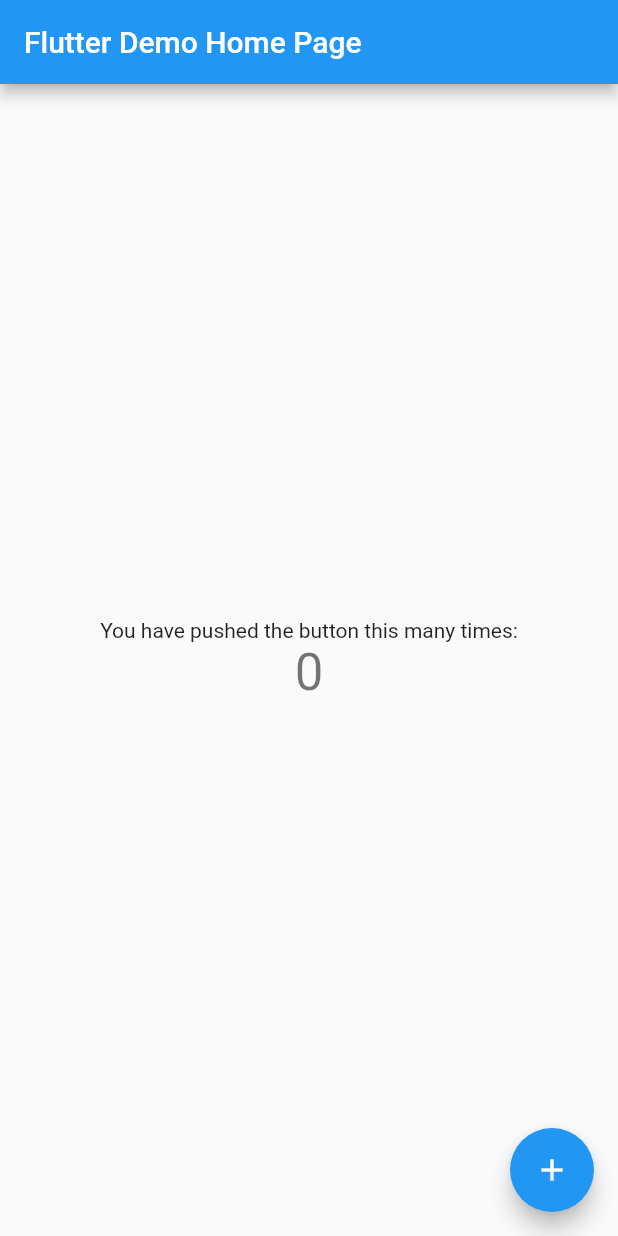
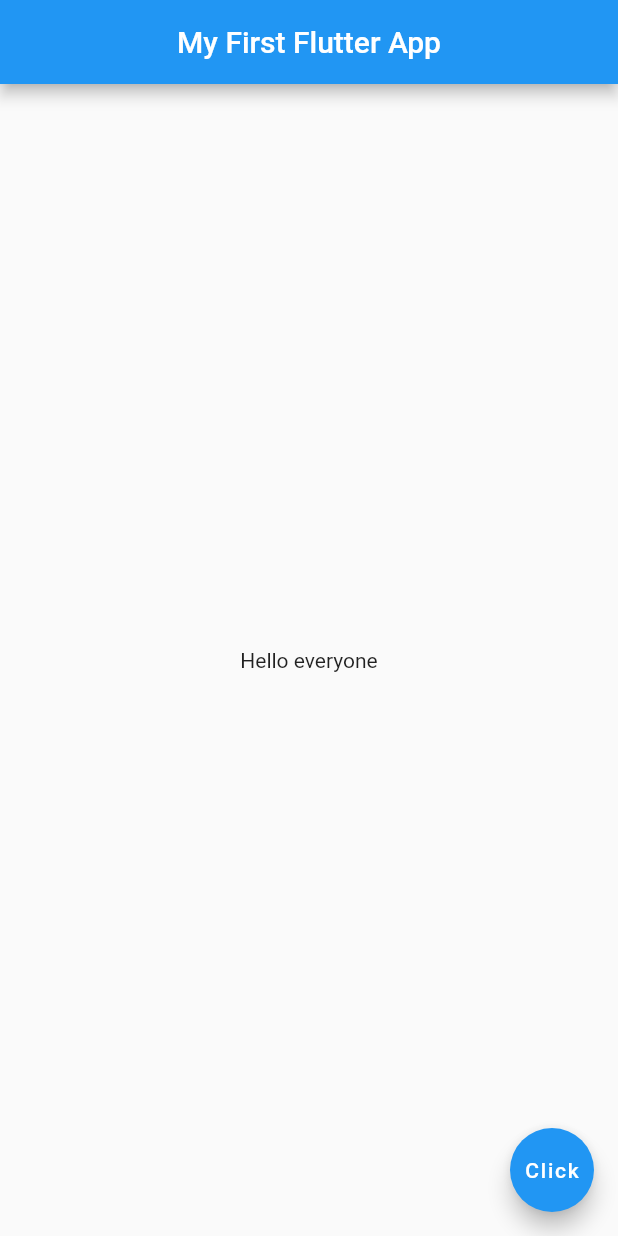
Before and after one commit to beslimir/MyFirstFlutterProject, a Flutter app: the screen it shows after launch, on a phone screen of 412 x 824 dp. Run offline on Flutter 3.47's test engine with Material 2 defaults, Android fonts, the phone set to English and light mode, and no system bars.

Commit message:
First code (AppBar, Body, FloatingActionButton)

```diff
--- a/lib/main.dart
+++ b/lib/main.dart
@@ -1,115 +1,17 @@
 import 'package:flutter/material.dart';
 
-void main() {
-  runApp(const MyApp());
-}
-
-class MyApp extends StatelessWidget {
-  const MyApp({super.key});
-
-  // This widget is the root of your application.
-  @override
-  Widget build(BuildContext context) {
-    return MaterialApp(
-      title: 'Flutter Demo',
-      theme: ThemeData(
-        // This is the theme of your application.
-        //
-        // Try running your application with "flutter run". You'll see the
-        // application has a blue toolbar. Then, without quitting the app, try
-        // changing the primarySwatch below to Colors.green and then invoke
-        // "hot reload" (press "r" in the console where you ran "flutter run",
-        // or simply save your changes to "hot reload" in a Flutter IDE).
-        // Notice that the counter didn't reset back to zero; the application
-        // is not restarted.
-        primarySwatch: Colors.blue,
-      ),
-      home: const MyHomePage(title: 'Flutter Demo Home Page'),
-    );
-  }
-}
-
-class MyHomePage extends StatefulWidget {
-  const MyHomePage({super.key, required this.title});
-
-  // This widget is the home page of your application. It is stateful, meaning
-  // that it has a State object (defined below) that contains fields that affect
-  // how it looks.
-
-  // This class is the configuration for the state. It holds the values (in this
-  // case the title) provided by the parent (in this case the App widget) and
-  // used by the build method of the State. Fields in a Widget subclass are
-  // always marked "final".
-
-  final String title;
-
-  @override
-  State<MyHomePage> createState() => _MyHomePageState();
-}
-
-class _MyHomePageState extends State<MyHomePage> {
-  int _counter = 0;
-
-  void _incrementCounter() {
-    setState(() {
-      // This call to setState tells the Flutter framework that something has
-      // changed in this State, which causes it to rerun the build method below
-      // so that the display can reflect the updated values. If we changed
-      // _counter without calling setState(), then the build method would not be
-      // called again, and so nothing would appear to happen.
-      _counter++;
-    });
-  }
-
-  @override
-  Widget build(BuildContext context) {
-    // This method is rerun every time setState is called, for instance as done
-    // by the _incrementCounter method above.
-    //
-    // The Flutter framework has been optimized to make rerunning build methods
-    // fast, so that you can just rebuild anything that needs updating rather
-    // than having to individually change instances of widgets.
-    return Scaffold(
+void main() => runApp(MaterialApp(
+  home: Scaffold(
     appBar: AppBar(
-        // Here we take the value from the MyHomePage object that was created by
-        // the App.build method, and use it to set our appbar title.
-        title: Text(widget.title),
+      title: Text('My First Flutter App'),
+      centerTitle: true,
     ),
     body: Center(
-        // Center is a layout widget. It takes a single child and positions it
-        // in the middle of the parent.
-        child: Column(
-          // Column is also a layout widget. It takes a list of children and
-          // arranges them vertically. By default, it sizes itself to fit its
-          // children horizontally, and tries to be as tall as its parent.
-          //
-          // Invoke "debug painting" (press "p" in the console, choose the
-          // "Toggle Debug Paint" action from the Flutter Inspector in Android
-          // Studio, or the "Toggle Debug Paint" command in Visual Studio Code)
-          // to see the wireframe for each widget.
-          //
-          // Column has various properties to control how it sizes itself and
-          // how it positions its children. Here we use mainAxisAlignment to
-          // center the children vertically; the main axis here is the vertical
-          // axis because Columns are vertical (the cross axis would be
-          // horizontal).
-          mainAxisAlignment: MainAxisAlignment.center,
-          children: <Widget>[
-            const Text(
-              'You have pushed the button this many times:',
+        child: Text('Hello everyone')
     ),
-            Text(
-              '$_counter',
-              style: Theme.of(context).textTheme.headline4,
-            ),
-          ],
+    floatingActionButton: FloatingActionButton(
+      onPressed: () {  },
+      child: Text('Click'),
     ),
   ),
-      floatingActionButton: FloatingActionButton(
-        onPressed: _incrementCounter,
-        tooltip: 'Increment',
-        child: const Icon(Icons.add),
-      ), // This trailing comma makes auto-formatting nicer for build methods.
-    );
-  }
-}
+));
```
Lines whose indentation alone changed are shown as unchanged.
